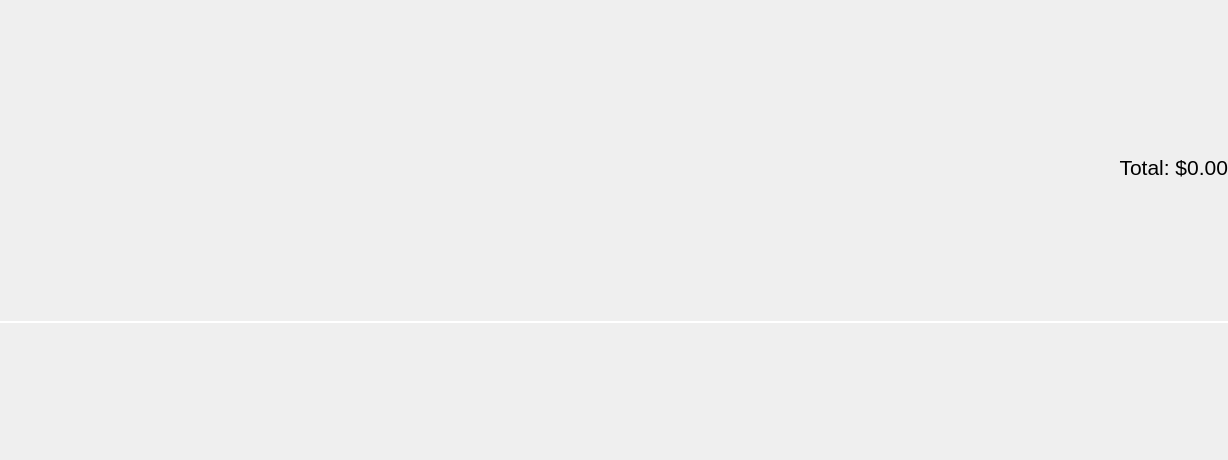
w-ge/Gain-Loss-Calculator, file GainLossCalculator/MergedScreen/mergedscreennode.ui: the form before one commit.
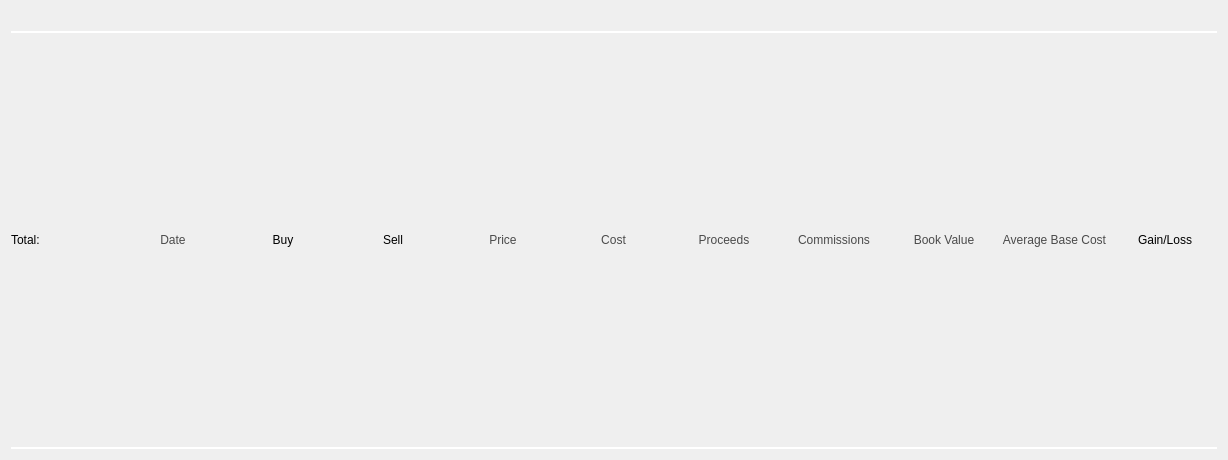
The form after the commit.

Commit message: Changed Buttons, Changed Total Format

What changed in the file:
```diff
--- a/GainLossCalculator/MergedScreen/mergedscreennode.ui
+++ b/GainLossCalculator/MergedScreen/mergedscreennode.ui
@@ -25,18 +25,6 @@
 border-bottom-color: rgb(0, 0, 0);</string>
   </property>
   <layout class="QVBoxLayout" name="verticalLayout">
-   <property name="leftMargin">
-    <number>0</number>
-   </property>
-   <property name="topMargin">
-    <number>0</number>
-   </property>
-   <property name="rightMargin">
-    <number>0</number>
-   </property>
-   <property name="bottomMargin">
-    <number>0</number>
-   </property>
    <item>
     <layout class="QGridLayout" name="transactions"/>
    </item>
@@ -57,28 +45,245 @@
     </spacer>
    </item>
    <item>
-    <widget class="QLabel" name="total">
+    <widget class="QWidget" name="line" native="true">
      <property name="sizePolicy">
       <sizepolicy hsizetype="Preferred" vsizetype="Fixed">
        <horstretch>0</horstretch>
        <verstretch>0</verstretch>
       </sizepolicy>
      </property>
-     <property name="font">
-      <font>
-       <pointsize>16</pointsize>
-      </font>
+     <property name="minimumSize">
+      <size>
+       <width>0</width>
+       <height>2</height>
+      </size>
      </property>
-     <property name="text">
-      <string>Total: $0.00</string>
+     <property name="maximumSize">
+      <size>
+       <width>16777215</width>
+       <height>2</height>
+      </size>
      </property>
-     <property name="alignment">
-      <set>Qt::AlignRight|Qt::AlignTrailing|Qt::AlignVCenter</set>
+     <property name="styleSheet">
+      <string notr="true">background-color: rgb(255, 255, 255);</string>
      </property>
     </widget>
    </item>
    <item>
-    <widget class="QWidget" name="line" native="true">
+    <layout class="QHBoxLayout" name="horizontalLayout">
+     <item>
+      <widget class="QLabel" name="description">
+       <property name="minimumSize">
+        <size>
+         <width>0</width>
+         <height>30</height>
+        </size>
+       </property>
+       <property name="styleSheet">
+        <string notr="true"/>
+       </property>
+       <property name="text">
+        <string>Total:</string>
+       </property>
+       <property name="alignment">
+        <set>Qt::AlignLeading|Qt::AlignLeft|Qt::AlignVCenter</set>
+       </property>
+      </widget>
+     </item>
+     <item>
+      <widget class="QLabel" name="date">
+       <property name="minimumSize">
+        <size>
+         <width>0</width>
+         <height>30</height>
+        </size>
+       </property>
+       <property name="styleSheet">
+        <string notr="true">color: rgb(74, 74, 74);</string>
+       </property>
+       <property name="text">
+        <string>Date</string>
+       </property>
+       <property name="alignment">
+        <set>Qt::AlignCenter</set>
+       </property>
+      </widget>
+     </item>
+     <item>
+      <widget class="QLabel" name="buy">
+       <property name="minimumSize">
+        <size>
+         <width>0</width>
+         <height>30</height>
+        </size>
+       </property>
+       <property name="styleSheet">
+        <string notr="true"/>
+       </property>
+       <property name="text">
+        <string>Buy</string>
+       </property>
+       <property name="alignment">
+        <set>Qt::AlignCenter</set>
+       </property>
+      </widget>
+     </item>
+     <item>
+      <widget class="QLabel" name="sell">
+       <property name="minimumSize">
+        <size>
+         <width>0</width>
+         <height>30</height>
+        </size>
+       </property>
+       <property name="styleSheet">
+        <string notr="true"/>
+       </property>
+       <property name="text">
+        <string>Sell</string>
+       </property>
+       <property name="alignment">
+        <set>Qt::AlignCenter</set>
+       </property>
+      </widget>
+     </item>
+     <item>
+      <widget class="QLabel" name="price">
+       <property name="minimumSize">
+        <size>
+         <width>0</width>
+         <height>30</height>
+        </size>
+       </property>
+       <property name="styleSheet">
+        <string notr="true">color: rgb(74, 74, 74);</string>
+       </property>
+       <property name="text">
+        <string>Price</string>
+       </property>
+       <property name="alignment">
+        <set>Qt::AlignCenter</set>
+       </property>
+      </widget>
+     </item>
+     <item>
+      <widget class="QLabel" name="cost">
+       <property name="minimumSize">
+        <size>
+         <width>0</width>
+         <height>30</height>
+        </size>
+       </property>
+       <property name="styleSheet">
+        <string notr="true">color: rgb(74, 74, 74);</string>
+       </property>
+       <property name="text">
+        <string>Cost</string>
+       </property>
+       <property name="alignment">
+        <set>Qt::AlignCenter</set>
+       </property>
+      </widget>
+     </item>
+     <item>
+      <widget class="QLabel" name="proceeds">
+       <property name="minimumSize">
+        <size>
+         <width>0</width>
+         <height>30</height>
+        </size>
+       </property>
+       <property name="styleSheet">
+        <string notr="true">color: rgb(74, 74, 74);</string>
+       </property>
+       <property name="text">
+        <string>Proceeds</string>
+       </property>
+       <property name="alignment">
+        <set>Qt::AlignCenter</set>
+       </property>
+      </widget>
+     </item>
+     <item>
+      <widget class="QLabel" name="commissions">
+       <property name="minimumSize">
+        <size>
+         <width>0</width>
+         <height>30</height>
+        </size>
+       </property>
+       <property name="styleSheet">
+        <string notr="true">color: rgb(74, 74, 74);</string>
+       </property>
+       <property name="text">
+        <string>Commissions</string>
+       </property>
+       <property name="alignment">
+        <set>Qt::AlignCenter</set>
+       </property>
+      </widget>
+     </item>
+     <item>
+      <widget class="QLabel" name="bookValue">
+       <property name="minimumSize">
+        <size>
+         <width>0</width>
+         <height>30</height>
+        </size>
+       </property>
+       <property name="styleSheet">
+        <string notr="true">color: rgb(74, 74, 74);</string>
+       </property>
+       <property name="text">
+        <string>Book Value</string>
+       </property>
+       <property name="alignment">
+        <set>Qt::AlignCenter</set>
+       </property>
+      </widget>
+     </item>
+     <item>
+      <widget class="QLabel" name="avgCB">
+       <property name="minimumSize">
+        <size>
+         <width>0</width>
+         <height>30</height>
+        </size>
+       </property>
+       <property name="styleSheet">
+        <string notr="true">color: rgb(74, 74, 74);</string>
+       </property>
+       <property name="text">
+        <string>Average Base Cost</string>
+       </property>
+       <property name="alignment">
+        <set>Qt::AlignCenter</set>
+       </property>
+      </widget>
+     </item>
+     <item>
+      <widget class="QLabel" name="gainLoss">
+       <property name="minimumSize">
+        <size>
+         <width>0</width>
+         <height>30</height>
+        </size>
+       </property>
+       <property name="styleSheet">
+        <string notr="true"/>
+       </property>
+       <property name="text">
+        <string>Gain/Loss</string>
+       </property>
+       <property name="alignment">
+        <set>Qt::AlignCenter</set>
+       </property>
+      </widget>
+     </item>
+    </layout>
+   </item>
+   <item>
+    <widget class="QWidget" name="line_2" native="true">
      <property name="sizePolicy">
       <sizepolicy hsizetype="Preferred" vsizetype="Fixed">
        <horstretch>0</horstretch>
```
The commit also changes 35 other files.
